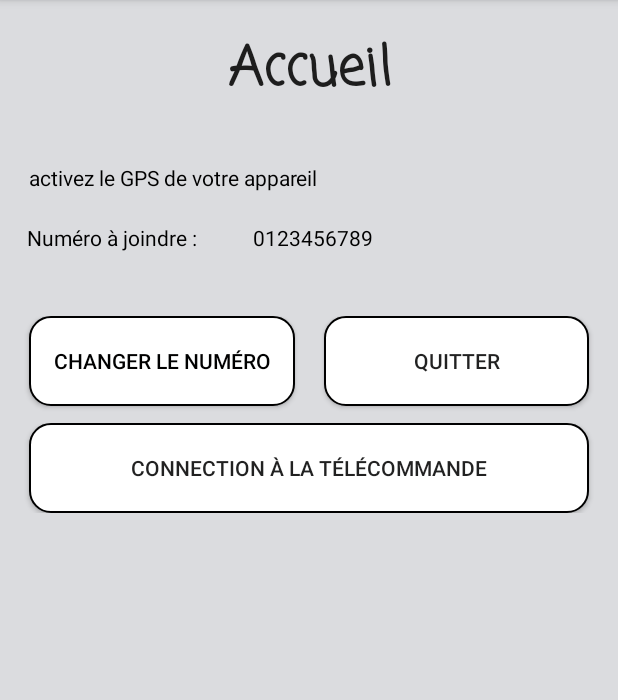
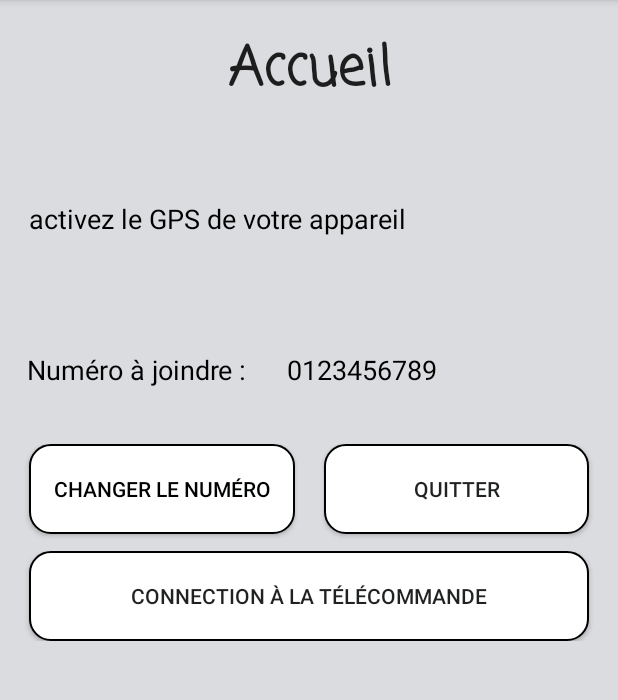
Before and after one commit to PandaPoPy/arduino_thinkcode, an Android app: the screen it shows after launch (MainActivity), on a phone screen of 412 x 824 dp, the part 84-784 px from its top. Run offline under Robolectric (Android 15) with nearby library versions, the phone set to English and light mode, and no system bars.

Commit message:
Ajout de la localisation par rue

```diff
--- a/app/src/main/AndroidManifest.xml
+++ b/app/src/main/AndroidManifest.xml
@@ -7,6 +7,8 @@
     <uses-permission android:name="android.permission.INTERNET" />
     <uses-permission android:name="android.permission.SEND_SMS"></uses-permission>
     <uses-permission android:name="android.permission.BLUETOOTH" />
+
+    <uses-library android:name="com.google.android.maps" />
 
     <application
         android:allowBackup="true"
--- a/app/src/main/res/layout/activity_main.xml
+++ b/app/src/main/res/layout/activity_main.xml
@@ -45,13 +45,15 @@
 
         <LinearLayout
             android:layout_width="match_parent"
-            android:layout_height="34dp"
-            android:orientation="vertical"></LinearLayout>
+            android:layout_height="24dp"
+            android:orientation="vertical"
+            android:layout_weight="0.08"></LinearLayout>
 
         <LinearLayout
             android:layout_width="match_parent"
             android:layout_height="40dp"
-            android:orientation="vertical">
+            android:orientation="vertical"
+            android:layout_weight="0.14">
 
             <LinearLayout
                 android:layout_width="match_parent"
@@ -71,7 +73,9 @@
                     android:layout_height="match_parent"
                     android:layout_weight="1.01"
                     android:text="@string/emplacement_g_ographique"
-                    android:textColor="@android:color/background_dark" />
+                    android:textAlignment="textStart"
+                    android:textColor="@android:color/background_dark"
+                    android:textSize="18sp" />
 
                 <LinearLayout
                     android:layout_width="19dp"
@@ -97,7 +101,9 @@
                 android:layout_height="wrap_content"
                 android:layout_weight="0.26"
                 android:text="@string/num_ro_joindre"
-                android:textColor="@color/colorPrimaryDark" />
+                android:textAlignment="textStart"
+                android:textColor="@color/colorPrimaryDark"
+                android:textSize="18sp" />
 
             <TextView
                 android:id="@+id/textView2"
@@ -105,7 +111,9 @@
                 android:layout_height="wrap_content"
                 android:layout_weight="1"
                 android:text="@string/_0123456789"
-                android:textColor="@android:color/background_dark" />
+                android:textAlignment="textStart"
+                android:textColor="@android:color/background_dark"
+                android:textSize="18sp" />
 
             <LinearLayout
                 android:layout_width="17dp"
--- a/app/src/main/res/layout/change_numero.xml
+++ b/app/src/main/res/layout/change_numero.xml
@@ -55,7 +55,7 @@
             android:layout_height="wrap_content"
             android:text="@string/nouveau_num_ro"
             android:textColor="@android:color/black"
-            android:textSize="14sp" />
+            android:textSize="18sp" />
 
         <EditText
             android:id="@+id/editText"
@@ -66,7 +66,7 @@
             android:inputType="phone"
             android:maxLength="10"
             android:textColor="@android:color/holo_red_dark"
-            android:textSize="14sp" />
+            android:textSize="18sp" />
 
         <LinearLayout
             android:layout_width="40dp"
```
Also changed, not shown: app/src/main/java/com/messageurgence/MainActivity.java (+27 -1 lines).
